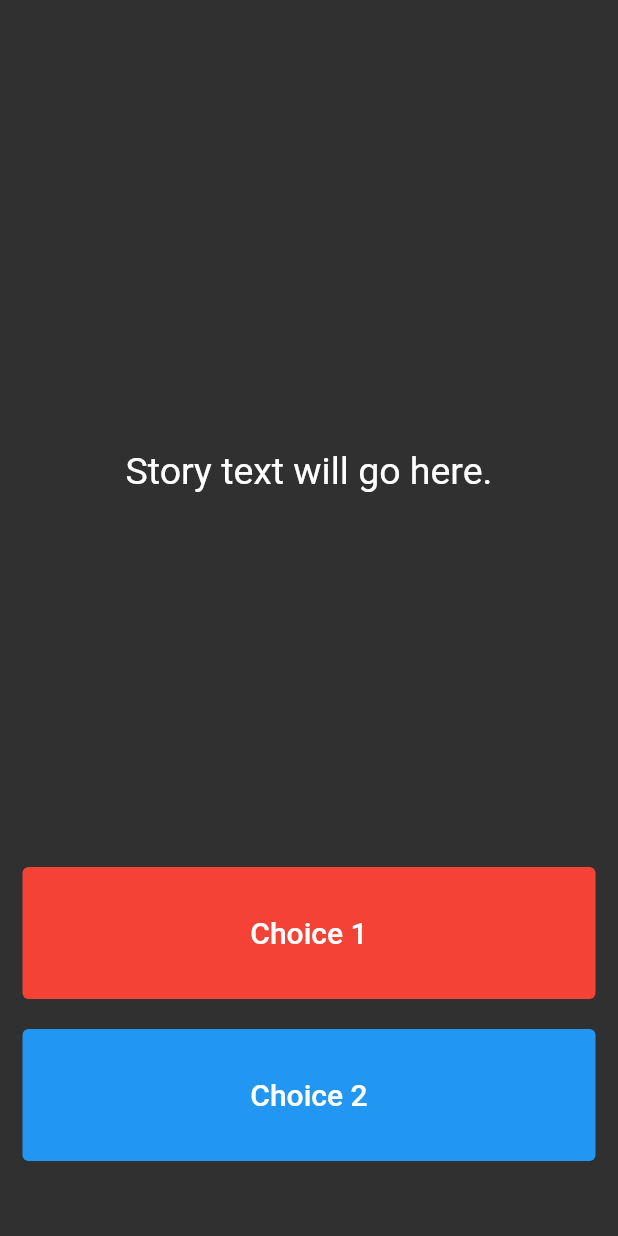
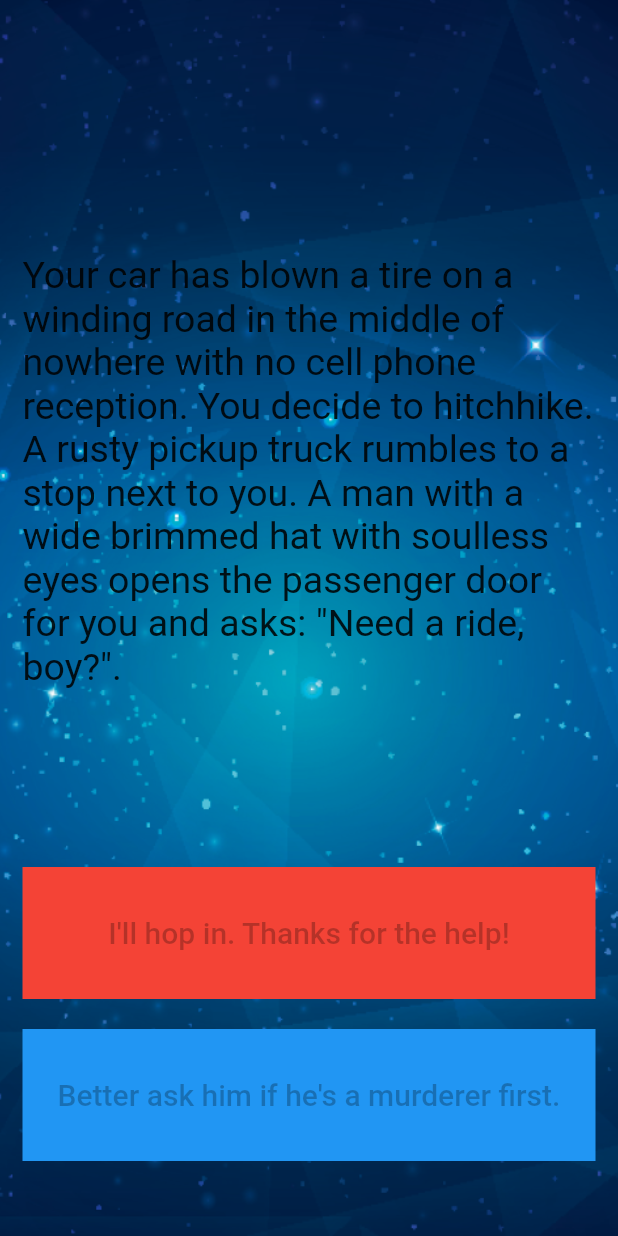
Before and after one commit to HeratUni-CS/destini-AhmadErshad, a Flutter app: the screen it shows after launch, on a phone screen of 412 x 824 dp. Run offline on Flutter 3.47's test engine with Material 2 defaults, Android fonts, the phone set to English and light mode, and no system bars.

Commit message:
All done

```diff
--- a/lib/main.dart
+++ b/lib/main.dart
@@ -1,85 +1,104 @@
+import 'package:destini/story_brain.dart';
 import 'package:flutter/material.dart';
 
-//TODO: Step 15 - Run the app and see if you can see the screen update with the first story. Delete this TODO if it looks as you expected.
-
-void main() => runApp(Destini());
+void main() => runApp(const Destini());
 
 class Destini extends StatelessWidget {
+  const Destini({super.key});
+
+  @override
   Widget build(BuildContext context) {
-    return MaterialApp(
-      theme: ThemeData.dark(),
+    return const MaterialApp(
       home: StoryPage(),
     );
   }
 }
 
-//TODO: Step 9 - Create a new storyBrain object from the StoryBrain class.
+class StoryPage extends StatefulWidget {
+  const StoryPage({super.key});
 
-class StoryPage extends StatefulWidget {
-  _StoryPageState createState() => _StoryPageState();
+  @override
+  State<StoryPage> createState() => _StoryPageState();
 }
 
 class _StoryPageState extends State<StoryPage> {
+  StoryBrain storyBrain = StoryBrain();
+
   @override
   Widget build(BuildContext context) {
     return Scaffold(
       body: Container(
-        //TODO: Step 1 - Add background.png to this Container as a background image.
-        padding: EdgeInsets.symmetric(vertical: 50.0, horizontal: 15.0),
-        constraints: BoxConstraints.expand(),
+        decoration: const BoxDecoration(
+          image: DecorationImage(
+            image: AssetImage('images/background.png'),
+            fit: BoxFit.cover,
+          ),
+        ),
+        padding: const EdgeInsets.symmetric(vertical: 50.0, horizontal: 15.0),
+        constraints: const BoxConstraints.expand(),
         child: SafeArea(
           child: Column(
             crossAxisAlignment: CrossAxisAlignment.stretch,
-            children: <Widget>[
+            children: [
               Expanded(
                 flex: 12,
                 child: Center(
                   child: Text(
-                    //TODO: Step 10 - use the storyBrain to get the first story title and display it in this Text Widget.
-                    'Story text will go here.',
-                    style: TextStyle(
-                      fontSize: 25.0,
-                    ),
+                    storyBrain.getStory(),
+                    style: const TextStyle(fontSize: 25.0),
                   ),
                 ),
               ),
               Expanded(
                 flex: 2,
                 child: TextButton(
+                  style: TextButton.styleFrom(
+                    backgroundColor: Colors.red,
+                    elevation: 0,
+                    shape: const RoundedRectangleBorder(
+                      borderRadius: BorderRadius.all(Radius.circular(0)),
+                    ),
+                  ),
                   onPressed: () {
-                    //Choice 1 made by user.
-                    //TODO: Step 18 - Call the nextStory() method from storyBrain and pass the number 1 as the choice made by the user.
+                    setState(() {
+                      storyBrain.nextStory(1);
+                    });
                   },
-                  style: TextButton.styleFrom(backgroundColor: Colors.red),
                   child: Text(
-                    //TODO: Step 13 - Use the storyBrain to get the text for choice 1.
-                    'Choice 1',
-                    style: TextStyle(
+                    storyBrain.getChoice1(),
+                    style: const TextStyle(
+                      color: Colors.black26,
                       fontSize: 20.0,
-                      color: Colors.white,
                     ),
                   ),
                 ),
               ),
-              SizedBox(
+              const SizedBox(
                 height: 20.0,
               ),
               Expanded(
                 flex: 2,
-                //TODO: Step 26 - Use a Flutter Visibility Widget to wrap this TextButton.
-                //TODO: Step 28 - Set the "visible" property of the Visibility Widget to equal the output from the buttonShouldBeVisible() method in the storyBrain.
-                child: TextButton(
-                  onPressed: () {
-                    //Choice 2 made by user.
-                    //TODO: Step 19 - Call the nextStory() method from storyBrain and pass the number 2 as the choice made by the user.
-                  },
-                  style: TextButton.styleFrom(backgroundColor: Colors.blue),
-                  child: Text(
-                    //TODO: Step 14 - Use the storyBrain to get the text for choice 2.
-                    'Choice 2',
-                    style: TextStyle(
-                      fontSize: 20.0,
-                      color: Colors.white,
+                child: Visibility(
+                  visible: storyBrain.buttonShouldBeVisible(),
+                  child: TextButton(
+                    style: TextButton.styleFrom(
+                      backgroundColor: Colors.blue,
+                      elevation: 0,
+                      shape: const RoundedRectangleBorder(
+                        borderRadius: BorderRadius.all(Radius.circular(0)),
+                      ),
+                    ),
+                    onPressed: () {
+                      setState(() {
+                        storyBrain.nextStory(2);
+                      });
+                    },
+                    child: Text(
+                      storyBrain.getChoice2(),
+                      style: const TextStyle(
+                        color: Colors.black26,
+                        fontSize: 20.0,
+                      ),
                     ),
                   ),
                 ),
@@ -91,6 +110,3 @@ class _StoryPageState extends State<StoryPage> {
     );
   }
 }
-//TODO: Step 24 - Run the app and try to figure out what code you need to add to this file to make the story change when you press on the choice buttons.
-
-//TODO: Step 29 - Run the app and test it against the Story Outline to make sure you've completed all the steps.
--- a/lib/story.dart
+++ b/lib/story.dart
@@ -1,5 +1,8 @@
-//TODO: Step 2 - Create a new class called Story.
+class Story {
+  String storyTitle;
+  String choice1;
+  String choice2;
 
-//TODO: Step 3 - Create 3 properties for this class, A. storyTitle to store the story text. B. choice1 to store the text for choice 1, C. choice2 to store the text for choice 2.
-
-//TODO: Step 4 - Create a Constructor for this class to be able to initialise the properties created in step 3.
+  Story(
+      {required this.storyTitle, required this.choice1, required this.choice2});
+}
--- a/lib/story_brain.dart
+++ b/lib/story_brain.dart
@@ -1,59 +1,78 @@
-//TODO: Step 6 - import the story.dart file into this file.
+import 'package:destini/story.dart';
 
-//TODO: Step 5 - Create a new class called StoryBrain.
+class StoryBrain {
+  int _storyNumber = 0;
+  final List<Story> _storyData = [
+    Story(
+        storyTitle:
+            'Your car has blown a tire on a winding road in the middle of nowhere with no cell phone reception. You decide to hitchhike. A rusty pickup truck rumbles to a stop next to you. A man with a wide brimmed hat with soulless eyes opens the passenger door for you and asks: "Need a ride, boy?".',
+        choice1: 'I\'ll hop in. Thanks for the help!',
+        choice2: 'Better ask him if he\'s a murderer first.'),
+    Story(
+        storyTitle: 'He nods slowly, unphased by the question.',
+        choice1: 'At least he\'s honest. I\'ll climb in.',
+        choice2: 'Wait, I know how to change a tire.'),
+    Story(
+        storyTitle:
+            'As you begin to drive, the stranger starts talking about his relationship with his mother. He gets angrier and angrier by the minute. He asks you to open the glovebox. Inside you find a bloody knife, two severed fingers, and a cassette tape of Elton John. He reaches for the glove box.',
+        choice1: 'I love Elton John! Hand him the cassette tape.',
+        choice2: 'It\'s him or me! You take the knife and stab him.'),
+    Story(
+        storyTitle:
+            'What? Such a cop out! Did you know traffic accidents are the second leading cause of accidental death for most adult age groups?',
+        choice1: 'Restart',
+        choice2: ''),
+    Story(
+        storyTitle:
+            'As you smash through the guardrail and careen towards the jagged rocks below you reflect on the dubious wisdom of stabbing someone while they are driving a car you are in.',
+        choice1: 'Restart',
+        choice2: ''),
+    Story(
+        storyTitle:
+            'You bond with the murderer while crooning verses of "Can you feel the love tonight". He drops you off at the next town. Before you go he asks you if you know any good places to dump bodies. You reply: "Try the pier".',
+        choice1: 'Restart',
+        choice2: '')
+  ];
 
-//TODO: Step 7 - Uncomment the lines below to include storyData as a private property in StoryBrain. Hint: You might need to change something in story.dart to make this work.
+  String getStory() {
+    return _storyData[_storyNumber].storyTitle;
+  }
 
-//List<Story> _storyData = [
-//  Story(
-//      storyTitle:
-//      'Your car has blown a tire on a winding road in the middle of nowhere with no cell phone reception. You decide to hitchhike. A rusty pickup truck rumbles to a stop next to you. A man with a wide brimmed hat with soulless eyes opens the passenger door for you and asks: "Need a ride, boy?".',
-//      choice1: 'I\'ll hop in. Thanks for the help!',
-//      choice2: 'Better ask him if he\'s a murderer first.'),
-//  Story(
-//      storyTitle: 'He nods slowly, unphased by the question.',
-//      choice1: 'At least he\'s honest. I\'ll climb in.',
-//      choice2: 'Wait, I know how to change a tire.'),
-//  Story(
-//      storyTitle:
-//      'As you begin to drive, the stranger starts talking about his relationship with his mother. He gets angrier and angrier by the minute. He asks you to open the glovebox. Inside you find a bloody knife, two severed fingers, and a cassette tape of Elton John. He reaches for the glove box.',
-//      choice1: 'I love Elton John! Hand him the cassette tape.',
-//      choice2: 'It\'s him or me! You take the knife and stab him.'),
-//  Story(
-//      storyTitle:
-//      'What? Such a cop out! Did you know traffic accidents are the second leading cause of accidental death for most adult age groups?',
-//      choice1: 'Restart',
-//      choice2: ''),
-//  Story(
-//      storyTitle:
-//      'As you smash through the guardrail and careen towards the jagged rocks below you reflect on the dubious wisdom of stabbing someone while they are driving a car you are in.',
-//      choice1: 'Restart',
-//      choice2: ''),
-//  Story(
-//      storyTitle:
-//      'You bond with the murderer while crooning verses of "Can you feel the love tonight". He drops you off at the next town. Before you go he asks you if you know any good places to dump bodies. You reply: "Try the pier".',
-//      choice1: 'Restart',
-//      choice2: '')
-//];
+  String getChoice1() {
+    return _storyData[_storyNumber].choice1;
+  }
 
-//TODO: Step 23 - Use the storyNumber property inside getStory(), getChoice1() and getChoice2() so that it gets the updated story and choices rather than always just the first (0th) one.
+  String getChoice2() {
+    return _storyData[_storyNumber].choice2;
+  }
 
-//TODO: Step 8 - Create a method called getStory() that returns the first storyTitle from _storyData.
+  void nextStory(int choiceNumber) {
+    if (choiceNumber == 1 && _storyNumber == 0) {
+      _storyNumber = 2;
+    } else if (choiceNumber == 2 && _storyNumber == 0) {
+      _storyNumber = 1;
+    } else if (choiceNumber == 1 && _storyNumber == 1) {
+      _storyNumber = 2;
+    } else if (choiceNumber == 2 && _storyNumber == 1) {
+      _storyNumber = 3;
+    } else if (choiceNumber == 1 && _storyNumber == 2) {
+      _storyNumber = 5;
+    } else if (choiceNumber == 2 && _storyNumber == 2) {
+      _storyNumber = 4;
+    } else if (_storyNumber == 3 || _storyNumber == 4 || _storyNumber == 5) {
+      restart();
+    }
+  }
 
-//TODO: Step 11 - Create a method called getChoice1() that returns the text for the first choice1 from _storyData.
+  void restart() {
+    _storyNumber = 0;
+  }
 
-//TODO: Step 12 - Create a method called getChoice2() that returns the text for the first choice2 from _storyData.
-
-//TODO: Step 25 - Change the storyNumber property into a private property so that only story_brain.dart has access to it. You can do this by right clicking on the name (storyNumber) and selecting Refactor -> Rename to make the change across all the places where it's used.
-
-//TODO: Step 16 - Create a property called storyNumber which starts with a value of 0. This will be used to track which story the user is currently viewing.
-
-//TODO: Step 17 - Create a method called nextStory(), it should not have any outputs but it should have 1 input called choiceNumber which will be the choice number (int) made by the user.
-
-//TODO: Step 20 - The Story Plan should be in your project files, open it
-
-//TODO: Step 21 - Using the story plan, update nextStory() to change the storyNumber depending on the choice made by the user. e.g. if choiceNumber was equal to 1 and the storyNumber is 0, the storyNumber should become 2.
-
-//TODO: Step 22 - In nextStory() if the storyNumber is equal to 3 or 4 or 5, that means it's the end of the game and it should call a method called restart() that resets the storyNumber to 0.
-
-//TODO: Step 27 - Create a method called buttonShouldBeVisible() which checks to see if storyNumber is 0 or 1 or 2 (when both buttons should show choices) and return true if that is the case, else it should return false.
+  bool buttonShouldBeVisible() {
+    if (_storyNumber == 0 || _storyNumber == 1 || _storyNumber == 2) {
+      return true;
+    } else {
+      return false;
+    }
+  }
+}
```
Also changed, not shown: pubspec.lock.
